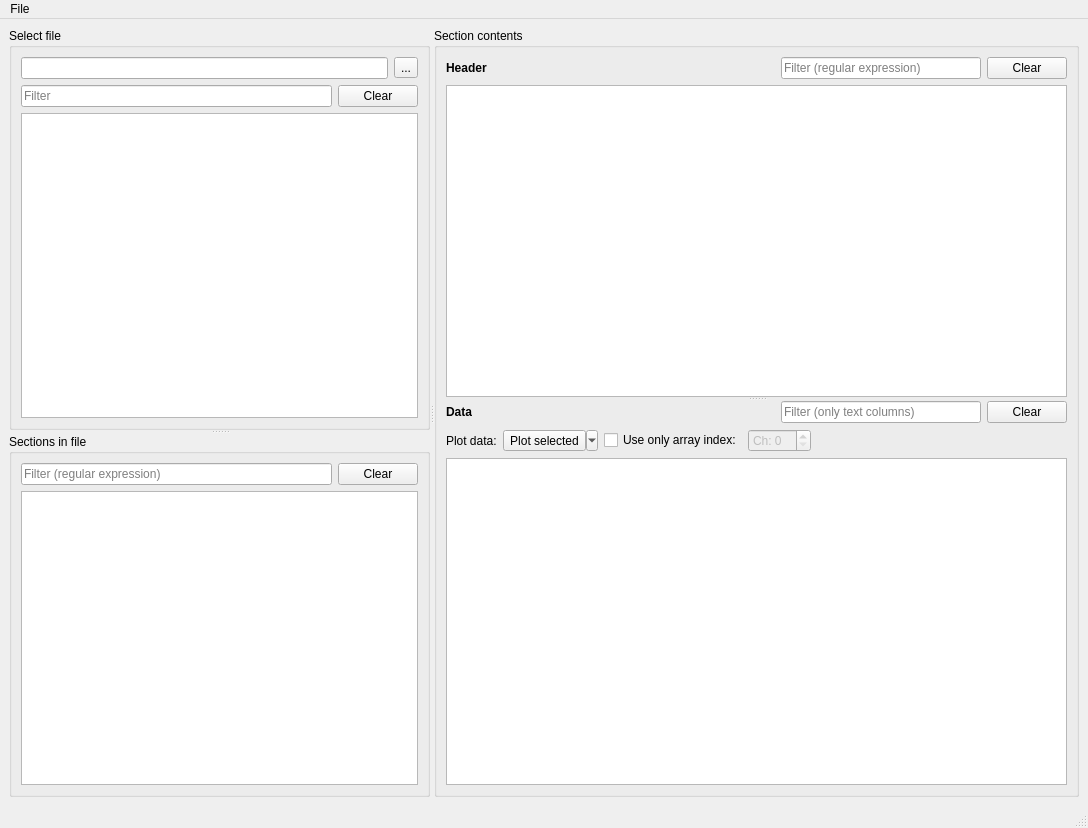
Above: src/mainwindow_form.ui from drhlxiao/pyfitsviewer before the change. Below: the same form after it.
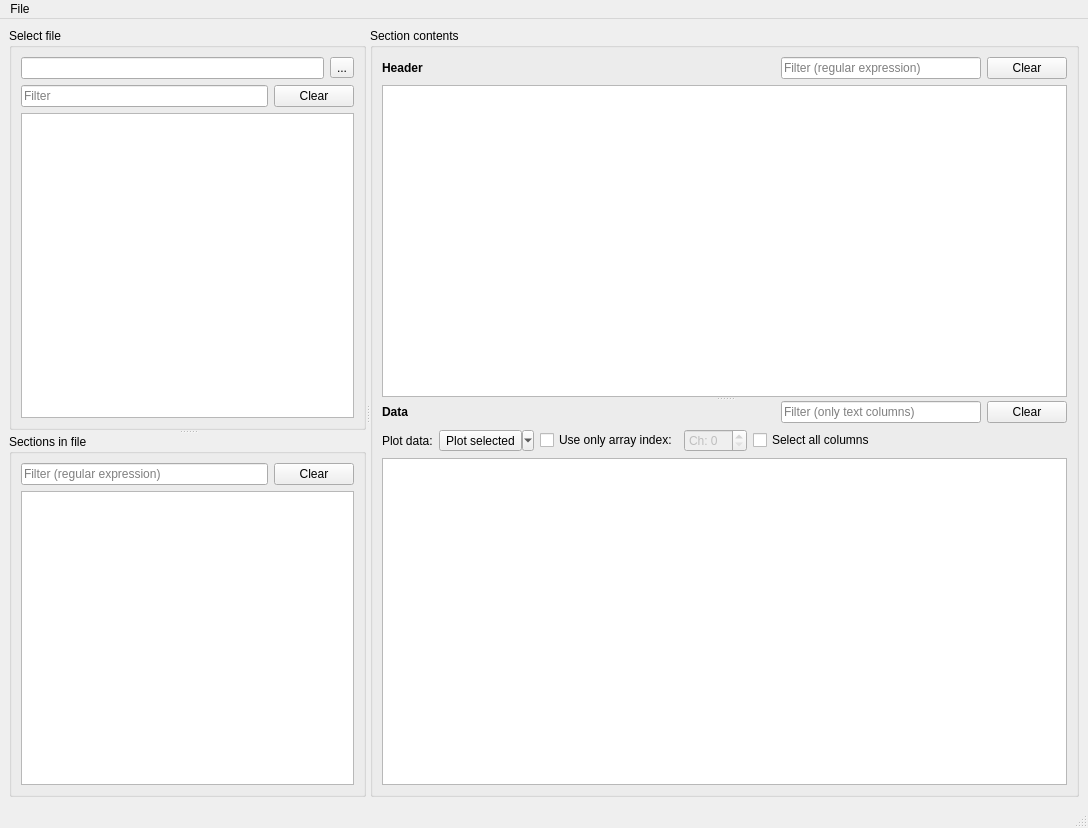
That is the form after the change.

Patch:
```diff
--- a/src/mainwindow_form.ui
+++ b/src/mainwindow_form.ui
@@ -32,7 +32,11 @@
          <item>
           <layout class="QHBoxLayout" name="horizontalLayout">
            <item>
-            <widget class="QLineEdit" name="url"/>
+            <widget class="QLineEdit" name="url">
+             <property name="text">
+              <string/>
+             </property>
+            </widget>
            </item>
            <item>
             <widget class="QToolButton" name="browseDirectoryButton">
@@ -270,6 +274,13 @@
                 </property>
                </widget>
               </item>
+              <item>
+               <widget class="QCheckBox" name="allColumnCheckBox">
+                <property name="text">
+                 <string>Select all columns</string>
+                </property>
+               </widget>
+              </item>
               <item>
                <spacer name="horizontalSpacer_3">
                 <property name="orientation">
```
Left out of the diff: 2 changed lines with no effect on the pictures.
